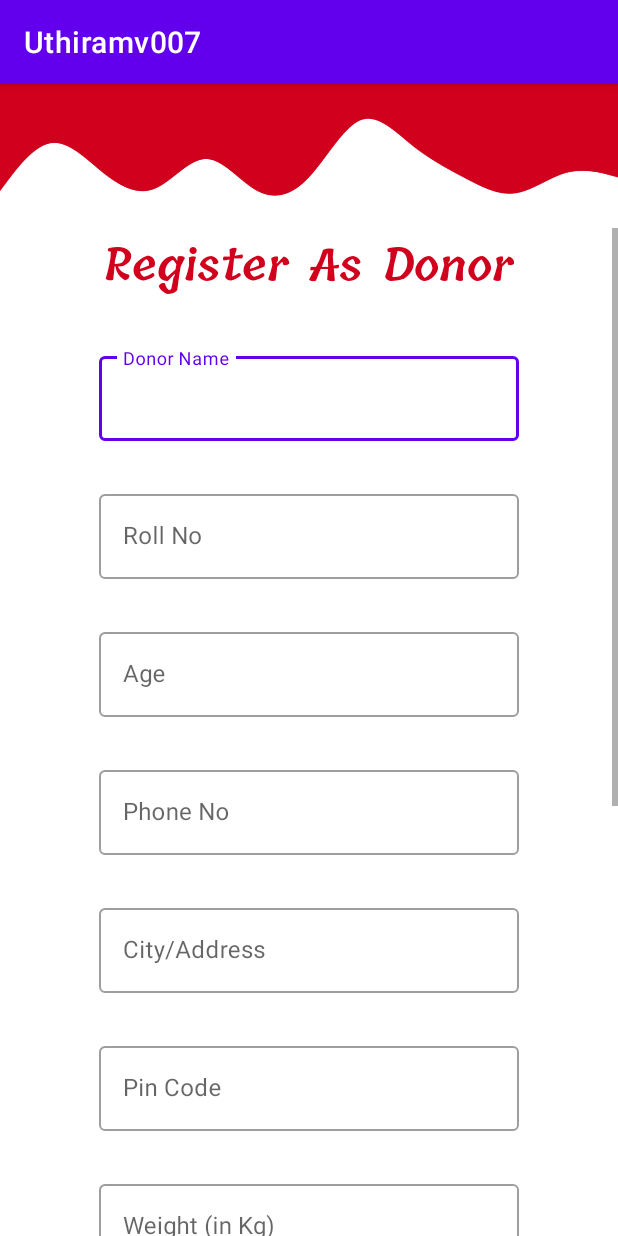
After one commit to GOKUL41602/Uthiramv007, an Android app: the RegisterPage screen opened directly, with no data from a screen before it, on a phone screen of 412 x 824 dp. The commit adds this screen. Run offline under Robolectric (Android 15) with nearby library versions, the phone set to English and light mode, and no system bars.

Commit message:
Fourth Commit

```diff
--- a/app/src/main/AndroidManifest.xml
+++ b/app/src/main/AndroidManifest.xml
@@ -12,7 +12,9 @@
         android:roundIcon="@mipmap/ic_launcher_round"
         android:supportsRtl="true"
         android:theme="@style/Theme.Uthiramv007">
-        <activity android:name=".DonorLoginPage"></activity>
+        <activity android:name=".OtpPage"></activity>
+        <activity android:name=".RegisterPage" />
+        <activity android:name=".DonorLoginPage" />
         <activity android:name=".FilteredDeptHomePage" />
         <activity android:name=".FilteredBloodHomePage" />
         <activity android:name=".LoginPage" />
--- /dev/null
+++ b/app/src/main/res/layout/activity_register_page.xml
@@ -0,0 +1,237 @@
+<?xml version="1.0" encoding="utf-8"?>
+<RelativeLayout xmlns:android="http://schemas.android.com/apk/res/android"
+    xmlns:app="http://schemas.android.com/apk/res-auto"
+    xmlns:tools="http://schemas.android.com/tools"
+    android:id="@+id/registerPage_relLayout"
+    android:layout_width="match_parent"
+    android:layout_height="match_parent"
+    tools:context=".RegisterPage">
+
+    <ImageView
+        android:id="@+id/registerPageWave"
+        android:layout_width="match_parent"
+        android:layout_height="wrap_content"
+        android:layout_marginTop="-98dp"
+        android:src="@drawable/wave" />
+
+    <ScrollView
+        android:layout_width="match_parent"
+        android:layout_height="wrap_content"
+        android:layout_below="@+id/registerPageWave"
+        android:layout_centerHorizontal="true"
+        android:layout_marginTop="-90dp">
+
+        <RelativeLayout
+            android:layout_width="match_parent"
+            android:layout_height="wrap_content">
+
+            <TextView
+                android:id="@+id/registerPage_title"
+                android:layout_width="wrap_content"
+                android:layout_height="wrap_content"
+                android:layout_centerHorizontal="true"
+                android:fontFamily="@font/tillana_semibold"
+                android:text="Register As Donor"
+                android:textColor="@color/red"
+                android:textSize="30sp" />
+
+            <com.google.android.material.textfield.TextInputLayout
+                android:id="@+id/registerPage_donorName"
+                style="@style/Widget.MaterialComponents.TextInputLayout.OutlinedBox"
+                android:layout_width="280dp"
+                android:layout_height="wrap_content"
+                android:layout_below="@+id/registerPage_title"
+                android:layout_centerHorizontal="true"
+                android:layout_marginTop="30dp">
+
+                <com.google.android.material.textfield.TextInputEditText
+                    android:layout_width="280dp"
+                    android:layout_height="wrap_content"
+                    android:hint="Donor Name"
+                    android:inputType="text" />
+
+            </com.google.android.material.textfield.TextInputLayout>
+
+            <com.google.android.material.textfield.TextInputLayout
+                android:id="@+id/registerPage_rollNo"
+                style="@style/Widget.MaterialComponents.TextInputLayout.OutlinedBox"
+                android:layout_width="280dp"
+                android:layout_height="wrap_content"
+                android:layout_below="@+id/registerPage_donorName"
+                android:layout_centerHorizontal="true"
+                android:layout_marginTop="30dp">
+
+                <com.google.android.material.textfield.TextInputEditText
+                    android:layout_width="280dp"
+                    android:layout_height="wrap_content"
+                    android:hint="Roll No"
+                    android:inputType="text" />
+
+            </com.google.android.material.textfield.TextInputLayout>
+
+            <com.google.android.material.textfield.TextInputLayout
+                android:id="@+id/registerPage_age"
+                style="@style/Widget.MaterialComponents.TextInputLayout.OutlinedBox"
+                android:layout_width="280dp"
+                android:layout_height="wrap_content"
+                android:layout_below="@+id/registerPage_rollNo"
+                android:layout_centerHorizontal="true"
+                android:layout_marginTop="30dp">
+
+                <com.google.android.material.textfield.TextInputEditText
+                    android:layout_width="280dp"
+                    android:layout_height="wrap_content"
+                    android:hint="Age"
+                    android:inputType="number" />
+
+            </com.google.android.material.textfield.TextInputLayout>
+
+            <com.google.android.material.textfield.TextInputLayout
+                android:id="@+id/registerPage_phoneNo"
+                style="@style/Widget.MaterialComponents.TextInputLayout.OutlinedBox"
+                android:layout_width="280dp"
+                android:layout_height="wrap_content"
+                android:layout_below="@+id/registerPage_age"
+                android:layout_centerHorizontal="true"
+                android:layout_marginTop="30dp">
+
+                <com.google.android.material.textfield.TextInputEditText
+                    android:layout_width="280dp"
+                    android:layout_height="wrap_content"
+                    android:hint="Phone No"
+                    android:inputType="phone" />
+
+            </com.google.android.material.textfield.TextInputLayout>
+
+            <com.google.android.material.textfield.TextInputLayout
+                android:id="@+id/registerPage_address"
+                style="@style/Widget.MaterialComponents.TextInputLayout.OutlinedBox"
+                android:layout_width="280dp"
+                android:layout_height="wrap_content"
+                android:layout_below="@+id/registerPage_phoneNo"
+                android:layout_centerHorizontal="true"
+                android:layout_marginTop="30dp">
+
+                <com.google.android.material.textfield.TextInputEditText
+                    android:layout_width="280dp"
+                    android:layout_height="wrap_content"
+                    android:hint="City/Address"
+                    android:inputType="text" />
+
+            </com.google.android.material.textfield.TextInputLayout>
+
+            <com.google.android.material.textfield.TextInputLayout
+                android:id="@+id/registerPage_pinCode"
+                style="@style/Widget.MaterialComponents.TextInputLayout.OutlinedBox"
+                android:layout_width="280dp"
+                android:layout_height="wrap_content"
+                android:layout_below="@+id/registerPage_address"
+                android:layout_centerHorizontal="true"
+                android:layout_marginTop="30dp">
+
+                <com.google.android.material.textfield.TextInputEditText
+                    android:layout_width="280dp"
+                    android:layout_height="wrap_content"
+                    android:hint="Pin Code"
+                    android:inputType="number" />
+
+            </com.google.android.material.textfield.TextInputLayout>
+
+            <com.google.android.material.textfield.TextInputLayout
+                android:id="@+id/registerPage_weight"
+                style="@style/Widget.MaterialComponents.TextInputLayout.OutlinedBox"
+                android:layout_width="280dp"
+                android:layout_height="wrap_content"
+                android:layout_below="@+id/registerPage_pinCode"
+                android:layout_centerHorizontal="true"
+                android:layout_marginTop="30dp">
+
+                <com.google.android.material.textfield.TextInputEditText
+                    android:layout_width="280dp"
+                    android:layout_height="wrap_content"
+                    android:hint="Weight (in Kg)"
+                    android:inputType="text" />
+
+            </com.google.android.material.textfield.TextInputLayout>
+
+            <com.google.android.material.textfield.TextInputLayout
+                android:id="@+id/registerPage_createPassword"
+                style="@style/Widget.MaterialComponents.TextInputLayout.OutlinedBox"
+                android:layout_width="280dp"
+                android:layout_height="wrap_content"
+                android:layout_below="@+id/registerPage_deptName"
+                android:layout_centerHorizontal="true"
+                android:layout_marginTop="30dp">
+
+                <com.google.android.material.textfield.TextInputEditText
+                    android:layout_width="280dp"
+                    android:layout_height="wrap_content"
+                    android:hint="Create Password"
+                    android:inputType="textPassword" />
+
+            </com.google.android.material.textfield.TextInputLayout>
+
+            <com.google.android.material.textfield.TextInputLayout
+                android:id="@+id/registerPage_confirmPassword"
+                style="@style/Widget.MaterialComponents.TextInputLayout.OutlinedBox"
+                android:layout_width="280dp"
+                android:layout_height="wrap_content"
+                android:layout_below="@+id/registerPage_createPassword"
+                android:layout_centerHorizontal="true"
+                android:layout_marginTop="30dp">
+
+                <com.google.android.material.textfield.TextInputEditText
+                    android:layout_width="280dp"
+                    android:layout_height="wrap_content"
+                    android:hint="Re-Enter Password"
+                    android:inputType="textPassword" />
+
+            </com.google.android.material.textfield.TextInputLayout>
+
+            <Spinner
+                android:id="@+id/registerPage_bloodGroup"
+                android:layout_width="280dp"
+                android:layout_height="wrap_content"
+                android:layout_below="@+id/registerPage_weight"
+                android:layout_centerHorizontal="true"
+                android:layout_marginTop="30dp"
+                android:entries="@array/bloodGroup"
+                android:paddingStart="10dp" />
+
+            <Spinner
+                android:id="@+id/registerPage_deptName"
+                android:layout_width="280dp"
+                android:layout_height="wrap_content"
+                android:layout_below="@+id/registerPage_bloodGroup"
+                android:layout_centerHorizontal="true"
+                android:layout_marginTop="30dp"
+                android:entries="@array/deptName"
+                android:paddingStart="10dp" />
+
+            <Button
+                android:id="@+id/registerPage_verifyBtn"
+                android:layout_width="190dp"
+                android:layout_height="wrap_content"
+                android:layout_below="@+id/registerPage_confirmPassword"
+                android:layout_centerHorizontal="true"
+                android:layout_marginTop="30dp"
+                android:backgroundTint="@color/golden_yellow"
+                android:text="Verify"
+                android:textColor="@color/black" />
+
+            <Button
+                android:id="@+id/registerPage_cancelBtn"
+                android:layout_width="wrap_content"
+                android:layout_height="wrap_content"
+                android:layout_below="@+id/registerPage_verifyBtn"
+                android:layout_centerHorizontal="true"
+                android:layout_marginTop="30dp"
+                android:layout_marginBottom="30dp"
+                android:backgroundTint="@color/sky_blue"
+                android:text="Cancel"
+                android:textColor="@color/black" />
+        </RelativeLayout>
+
+    </ScrollView>
+
+</RelativeLayout>
```
Also changed, not shown: app/src/main/java/com/uthiram/uthiramv007/LoginPage.java (+70 -0 lines), app/src/main/java/com/uthiram/uthiramv007/OtpPage.java (added, +14 -0 lines), app/src/main/java/com/uthiram/uthiramv007/RegisterPage.java (added, +255 -0 lines), app/src/main/res/layout/activity_login_page.xml (+20 -6 lines), app/src/main/res/layout/activity_otp_page.xml (added, +84 -0 lines), app/src/main/res/font/tillana_semibold.ttf (added).
